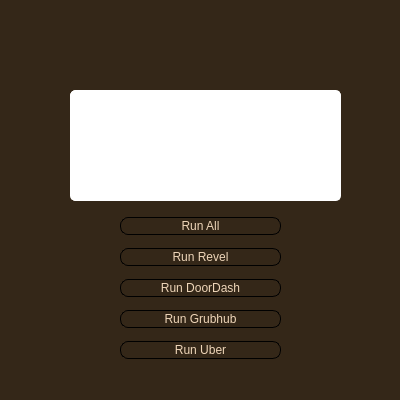
First picture: the form in Program.ui, repository reedx8/Sales-Web-Scrap, before the edit.
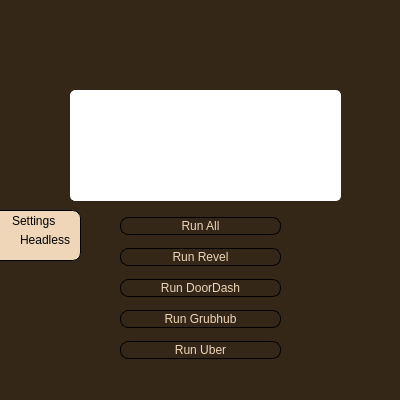
Second picture: the form after the edit. Icons and pictures are not drawn.

Commit message: added live btn, handled possible errors, added settings widget

Patch:
```diff
--- a/Program.ui
+++ b/Program.ui
@@ -228,6 +228,94 @@
      </size>
     </property>
    </widget>
+   <widget class="QLabel" name="label">
+    <property name="geometry">
+     <rect>
+      <x>380</x>
+      <y>0</y>
+      <width>21</width>
+      <height>20</height>
+     </rect>
+    </property>
+    <property name="text">
+     <string/>
+    </property>
+    <property name="pixmap">
+     <pixmap>assets/green.png</pixmap>
+    </property>
+    <property name="scaledContents">
+     <bool>true</bool>
+    </property>
+   </widget>
+   <widget class="QWidget" name="SettingsWidget" native="true">
+    <property name="geometry">
+     <rect>
+      <x>-10</x>
+      <y>210</y>
+      <width>91</width>
+      <height>51</height>
+     </rect>
+    </property>
+    <property name="styleSheet">
+     <string notr="true">QWidget {
+background-color: #efd6b9;
+border: 1px solid black;
+border-radius: 8px;
+font-size: 12px;
+}
+QRadioButton, QLineEdit {
+	color: black;
+	border: none;
+	background-color: transparent;
+}
+</string>
+    </property>
+    <widget class="QRadioButton" name="HeadlessRadioBtn">
+     <property name="geometry">
+      <rect>
+       <x>10</x>
+       <y>20</y>
+       <width>81</width>
+       <height>20</height>
+      </rect>
+     </property>
+     <property name="font">
+      <font>
+       <pointsize>-1</pointsize>
+      </font>
+     </property>
+     <property name="autoFillBackground">
+      <bool>false</bool>
+     </property>
+     <property name="styleSheet">
+      <string notr="true"/>
+     </property>
+     <property name="text">
+      <string>Headless</string>
+     </property>
+    </widget>
+    <widget class="QLineEdit" name="SettingsTitle">
+     <property name="geometry">
+      <rect>
+       <x>20</x>
+       <y>0</y>
+       <width>61</width>
+       <height>21</height>
+      </rect>
+     </property>
+     <property name="font">
+      <font>
+       <pointsize>-1</pointsize>
+       <weight>50</weight>
+       <bold>false</bold>
+       <underline>false</underline>
+      </font>
+     </property>
+     <property name="text">
+      <string>Settings</string>
+     </property>
+    </widget>
+   </widget>
   </widget>
   <widget class="QStatusBar" name="statusbar">
    <property name="font">
```
The commit also changes 7 other files.
